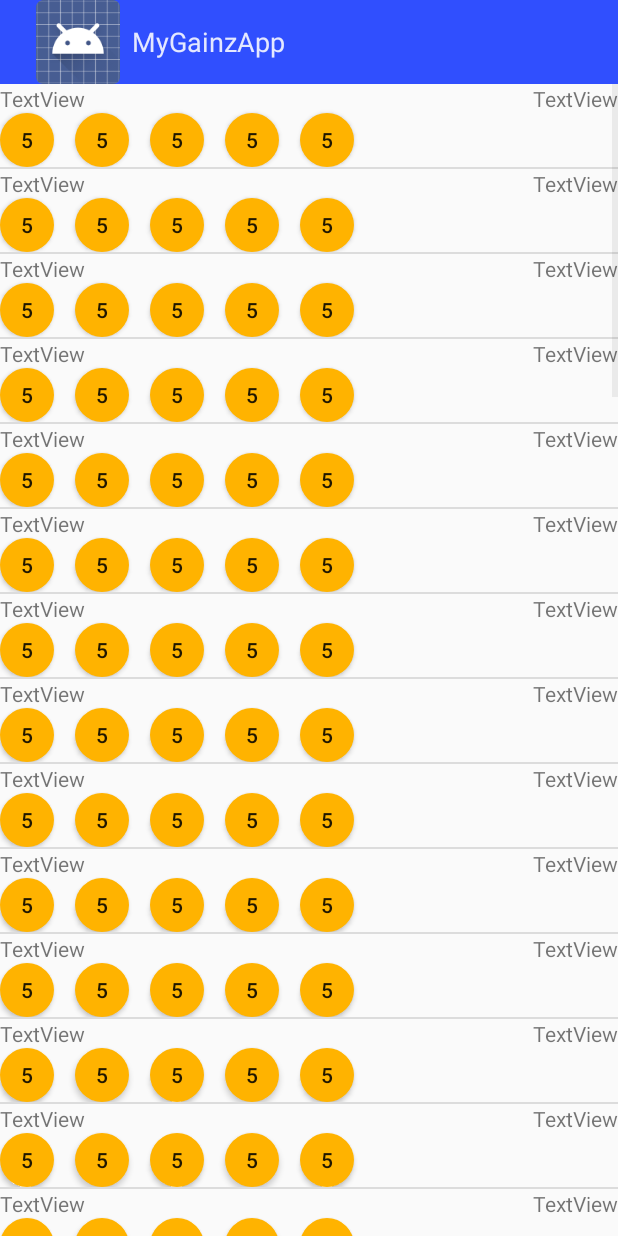
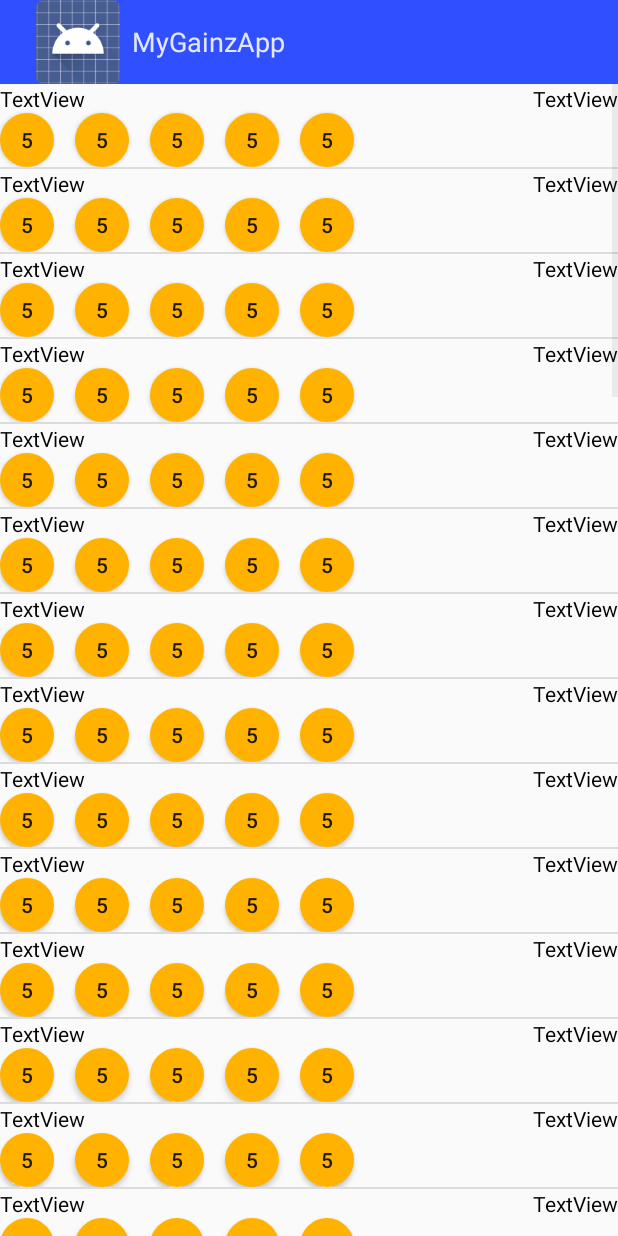
Before and after one commit to Roy0815/MyGainzApp, an Android app: the Main2Activity screen opened directly, with no data from a screen before it, on a phone screen of 412 x 824 dp. Run offline under Robolectric (Android 15) with nearby library versions, the phone set to English and light mode, and no system bars.

Commit message:
Final scheme changes

```diff
--- a/app/src/main/res/layout/layout_template.xml
+++ b/app/src/main/res/layout/layout_template.xml
@@ -8,7 +8,8 @@
         android:layout_height="wrap_content"
         android:layout_alignParentStart="true"
         android:layout_alignParentTop="true"
-        android:text="TextView" />
+        android:text="TextView"
+        android:textColor="@color/TextInSecondary" />
 
     <Button
         android:id="@+id/listItemButton1"
@@ -65,5 +66,6 @@
         android:layout_height="wrap_content"
         android:layout_alignParentEnd="true"
         android:layout_alignParentTop="true"
-        android:text="TextView" />
+        android:text="TextView"
+        android:textColor="@color/TextInSecondary" />
 </RelativeLayout>
```
